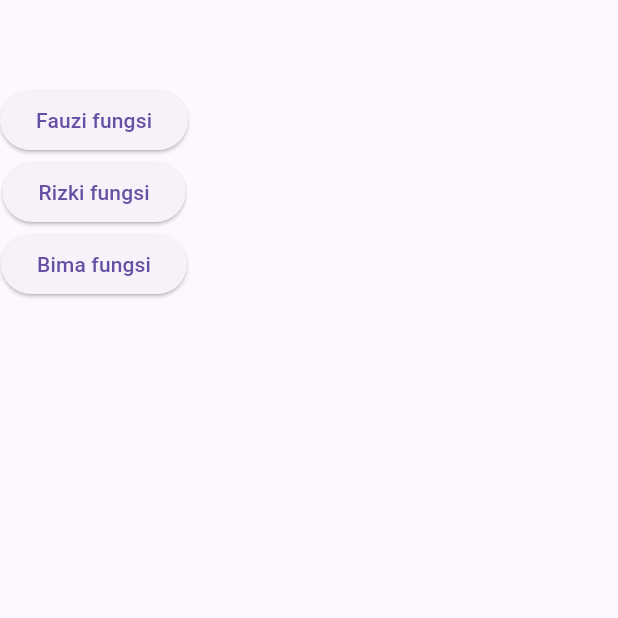
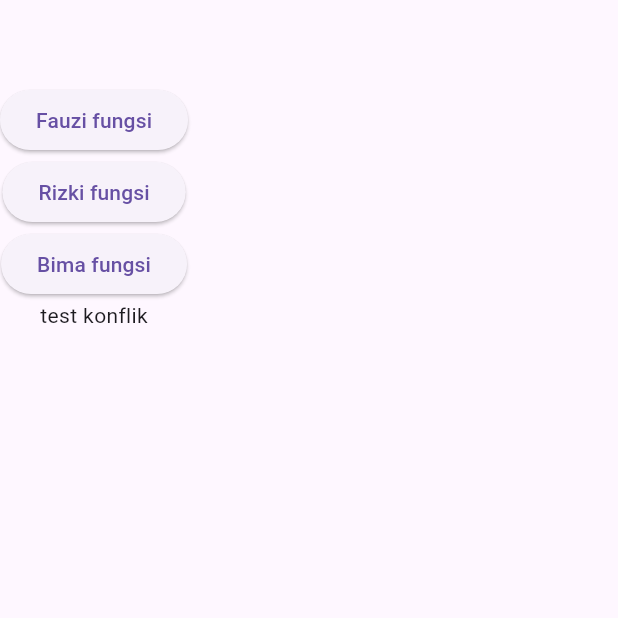
Before and after one commit to abybrandon/latihan_roadmap, a Flutter app: the screen it shows after launch, on a phone screen of 412 x 824 dp, the top half of it. Run offline on Flutter 3.47's test engine with Material 3 defaults, Android fonts, the phone set to English and light mode, and no system bars; our stand-ins replace get.

Commit message:
tes konflik

```diff
--- a/lib/home.dart
+++ b/lib/home.dart
@@ -15,7 +15,8 @@ class HomeView extends StatelessWidget {
           ElevatedButton(onPressed: () {}, child: Text('Rizki fungsi')),
           ElevatedButton(onPressed: () {
             Get.to(() => BimaWidget());
-          }, child: Text('Bima fungsi'))
+          }, child: Text('Bima fungsi')),
+          Text('test konflik')
         ],
       ),
     );
```
